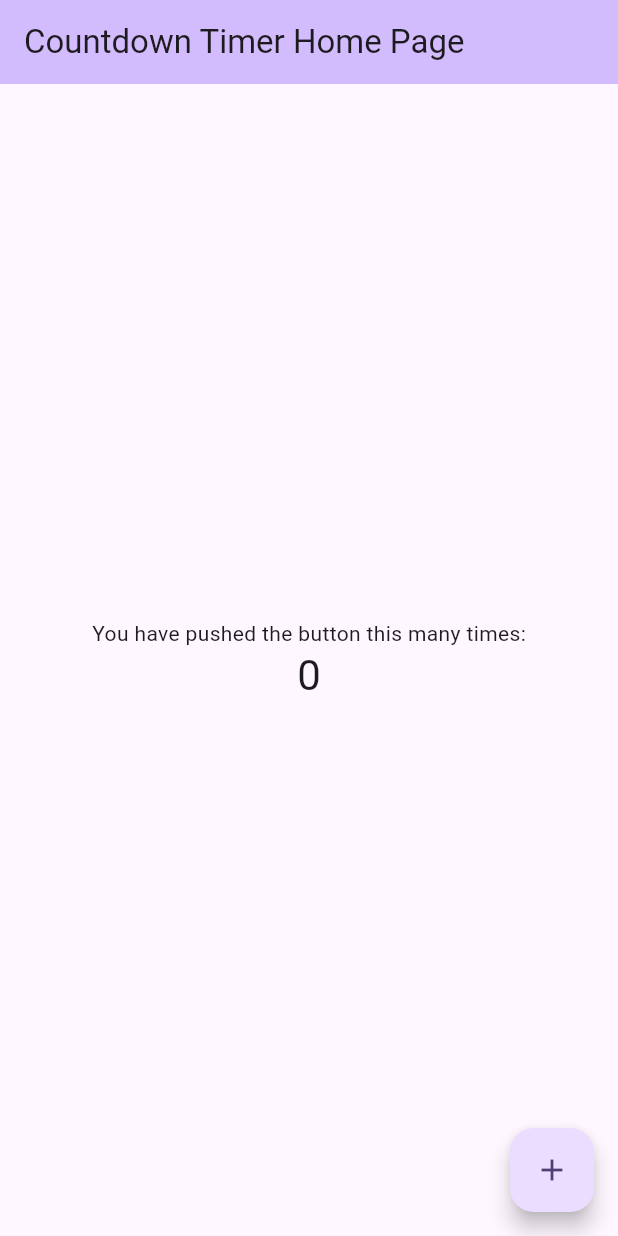
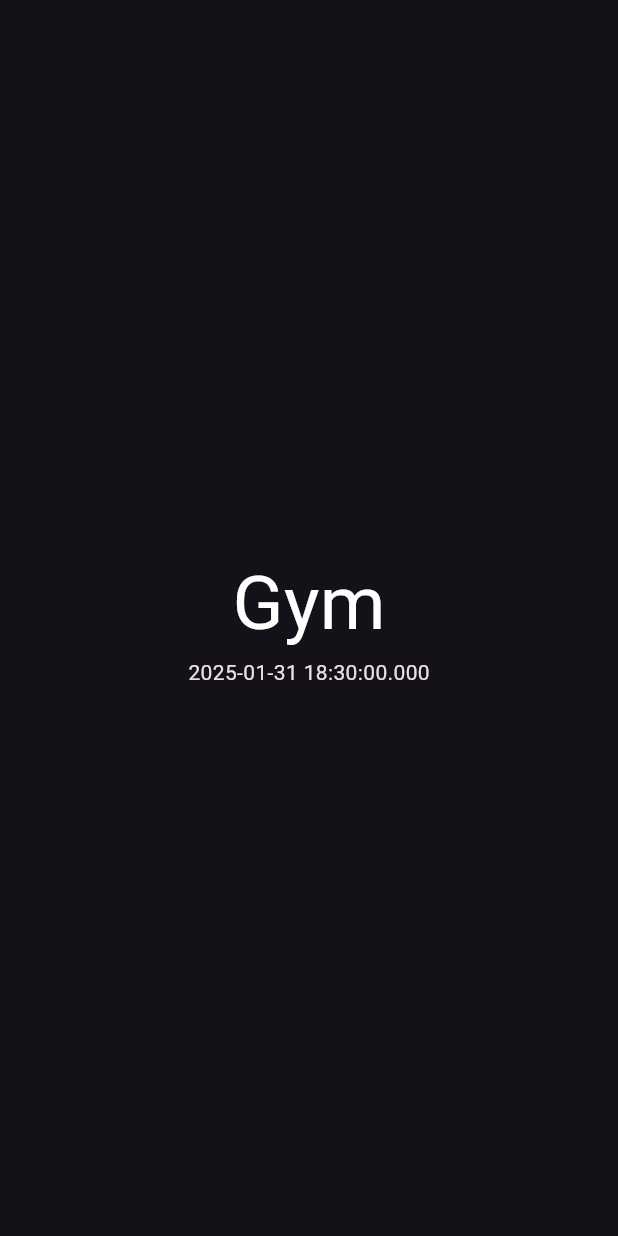
Before and after one commit to doktormacak/countdown, a Flutter app: the screen it shows after launch, on a phone screen of 412 x 824 dp. Run offline on Flutter 3.47's test engine with Material 3 defaults, Android fonts, the phone set to English and light mode, and no system bars; our stand-ins replace freezed_annotation.

Commit message:
creates event model

```diff
--- /dev/null
+++ b/countdown/lib/domain/models/countdown_event/countdown_event.dart
@@ -0,0 +1,107 @@
+// lib/models/countdown_event.dart
+import 'package:freezed_annotation/freezed_annotation.dart';
+import 'package:uuid/uuid.dart';
+
+import '../repeat_config/repeat_config.dart';
+
+part 'countdown_event.freezed.dart';
+
+// The main CountdownEvent model
+@freezed
+class CountdownEvent with _$CountdownEvent {
+  const factory CountdownEvent({
+    required String id,
+    required String name,
+    String? notes,
+    String? iconName,
+    required DateTime dateTime,
+    @Default([]) List<String> tags,
+    required String timezone,
+    @Default(false) bool isRepeating,
+    RepeatConfiguration? repeatConfig,
+  }) = _CountdownEvent;
+
+  factory CountdownEvent.create({
+    required String name,
+    String? notes,
+    String? iconName,
+    required DateTime dateTime,
+    List<String> tags = const [],
+    required String timezone,
+    bool isRepeating = false,
+    RepeatConfiguration? repeatConfig,
+  }) {
+    return CountdownEvent(
+      id: const Uuid().v4(),
+      name: name,
+      notes: notes,
+      iconName: iconName,
+      dateTime: dateTime,
+      tags: tags,
+      timezone: timezone,
+      isRepeating: isRepeating,
+      repeatConfig: repeatConfig,
+    );
+  }
+}
+
+extension CountdownEventX on CountdownEvent {
+  DateTime getNextOccurrence() {
+    if (!isRepeating || repeatConfig == null) return dateTime;
+
+    final now = DateTime.now();
+    if (dateTime.isAfter(now)) return dateTime;
+
+    DateTime nextDate = dateTime;
+    final interval = repeatConfig!.interval;
+
+    while (nextDate.isBefore(now)) {
+      switch (repeatConfig!.type) {
+        case RepeatType.daily:
+          nextDate = nextDate.add(Duration(days: interval));
+        case RepeatType.weekly:
+          nextDate = nextDate.add(Duration(days: 7 * interval));
+        case RepeatType.monthly:
+          nextDate = DateTime(
+            nextDate.year,
+            nextDate.month + interval,
+            nextDate.day,
+            nextDate.hour,
+            nextDate.minute,
+          );
+        case RepeatType.yearly:
+          nextDate = DateTime(
+            nextDate.year + interval,
+            nextDate.month,
+            nextDate.day,
+            nextDate.hour,
+            nextDate.minute,
+          );
+      }
+    }
+    return nextDate;
+  }
+
+  Duration getRemainingDuration() {
+    final nextOccurrence = getNextOccurrence();
+    return nextOccurrence.difference(DateTime.now());
+  }
+
+  String getFormattedRemainingTime() {
+    final duration = getRemainingDuration();
+    final days = duration.inDays;
+    final hours = duration.inHours % 24;
+    final minutes = duration.inMinutes % 60;
+
+    if (days > 0) {
+      return '$days days, $hours hours';
+    } else if (hours > 0) {
+      return '$hours hours, $minutes minutes';
+    } else {
+      return '$minutes minutes';
+    }
+  }
+
+  bool get isUpcoming => getNextOccurrence().isAfter(DateTime.now());
+  bool get isPassed => !isRepeating && dateTime.isBefore(DateTime.now());
+}
--- /dev/null
+++ b/countdown/lib/domain/models/repeat_config/repeat_config.dart
@@ -0,0 +1,31 @@
+import 'package:freezed_annotation/freezed_annotation.dart';
+
+part 'repeat_config.freezed.dart';
+
+@freezed
+class RepeatConfiguration with _$RepeatConfiguration {
+  const factory RepeatConfiguration({
+    required RepeatType type,
+    @Default(1) int interval,
+  }) = _RepeatConfiguration;
+}
+
+enum RepeatType {
+  daily,
+  weekly,
+  monthly,
+  yearly;
+
+  String get displayName {
+    switch (this) {
+      case RepeatType.daily:
+        return 'Daily';
+      case RepeatType.weekly:
+        return 'Weekly';
+      case RepeatType.monthly:
+        return 'Monthly';
+      case RepeatType.yearly:
+        return 'Yearly';
+    }
+  }
+}
--- a/countdown/lib/main.dart
+++ b/countdown/lib/main.dart
@@ -1,4 +1,6 @@
 import 'package:flutter/material.dart';
+
+import 'ui/widgets/countdown_events_screen.dart';
 
 void main() {
   runApp(const MyApp());
@@ -10,60 +12,9 @@ class MyApp extends StatelessWidget {
   @override
   Widget build(BuildContext context) {
     return MaterialApp(
-      title: 'Countdown Timer',
-      theme: ThemeData(
-        colorScheme: ColorScheme.fromSeed(seedColor: Colors.deepPurple),
-        useMaterial3: true,
-      ),
-      home: const MyHomePage(title: 'Countdown Timer Home Page'),
+      debugShowCheckedModeBanner: false,
+      theme: ThemeData.dark(),
+      home: const CountdownEventsScreen(),
     );
   }
 }
-
-class MyHomePage extends StatefulWidget {
-  const MyHomePage({super.key, required this.title});
-
-  final String title;
-
-  @override
-  State<MyHomePage> createState() => _MyHomePageState();
-}
-
-class _MyHomePageState extends State<MyHomePage> {
-  int _counter = 0;
-
-  void _incrementCounter() {
-    setState(() {
-      _counter++;
-    });
-  }
-
-  @override
-  Widget build(BuildContext context) {
-    return Scaffold(
-      appBar: AppBar(
-        backgroundColor: Theme.of(context).colorScheme.inversePrimary,
-        title: Text(widget.title),
-      ),
-      body: Center(
-        child: Column(
-          mainAxisAlignment: MainAxisAlignment.center,
-          children: <Widget>[
-            const Text(
-              'You have pushed the button this many times:',
-            ),
-            Text(
-              '$_counter',
-              style: Theme.of(context).textTheme.headlineMedium,
-            ),
-          ],
-        ),
-      ),
-      floatingActionButton: FloatingActionButton(
-        onPressed: _incrementCounter,
-        tooltip: 'Increment',
-        child: const Icon(Icons.add),
-      ),
-    );
-  }
-}
--- /dev/null
+++ b/countdown/lib/ui/widgets/countdown_events_screen.dart
@@ -0,0 +1,41 @@
+import 'package:countdown/domain/models/countdown_event/countdown_event.dart';
+import 'package:flutter/material.dart';
+
+import '../../domain/models/repeat_config/repeat_config.dart';
+
+class CountdownEventsScreen extends StatelessWidget {
+  const CountdownEventsScreen({
+    super.key,
+  });
+
+  @override
+  Widget build(BuildContext context) {
+    final event = CountdownEvent.create(
+        name: 'Gym',
+        dateTime: DateTime.parse('2025-01-31 18:30:00'),
+        timezone: 'Europe/Berlin',
+        isRepeating: true,
+        repeatConfig: const RepeatConfiguration(
+          type: RepeatType.daily,
+          interval: 1,
+        ));
+
+    return Scaffold(
+      body: Center(
+        child: Column(
+          mainAxisAlignment: MainAxisAlignment.center,
+          children: [
+            Text(
+              event.name,
+              style: const TextStyle(
+                fontSize: 50,
+                color: Colors.white,
+              ),
+            ),
+            Text(event.dateTime.toString()),
+          ],
+        ),
+      ),
+    );
+  }
+}
--- a/countdown/pubspec.yaml
+++ b/countdown/pubspec.yaml
@@ -35,6 +35,8 @@ dependencies:
   # The following adds the Cupertino Icons font to your application.
   # Use with the CupertinoIcons class for iOS style icons.
   cupertino_icons: ^1.0.8
+  freezed_annotation: ^2.4.4
+  uuid: ^4.5.1
 
 dev_dependencies:
   flutter_test:
@@ -46,6 +48,8 @@ dev_dependencies:
   # package. See that file for information about deactivating specific lint
   # rules and activating additional ones.
   flutter_lints: ^4.0.0
+  build_runner: ^2.4.14
+  freezed: ^2.5.8
 
 # For information on the generic Dart part of this file, see the
 # following page: https://dart.dev/tools/pub/pubspec
```
Also changed, not shown: countdown/lib/domain/models/countdown_event/countdown_event.freezed.dart (added), countdown/lib/domain/models/repeat_config/repeat_config.freezed.dart (added).
